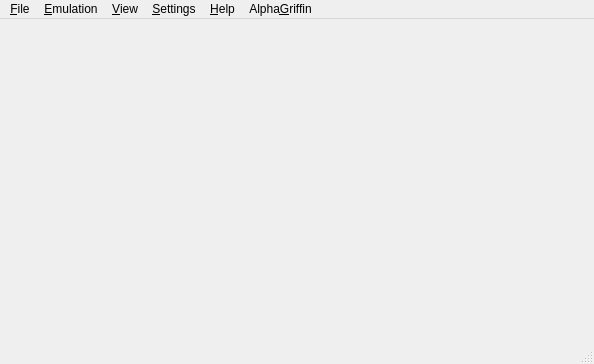
AlphaGriffin/mupen64plus-ui-python, file src/m64py/ui/mainwindow.ui: the form before one commit.
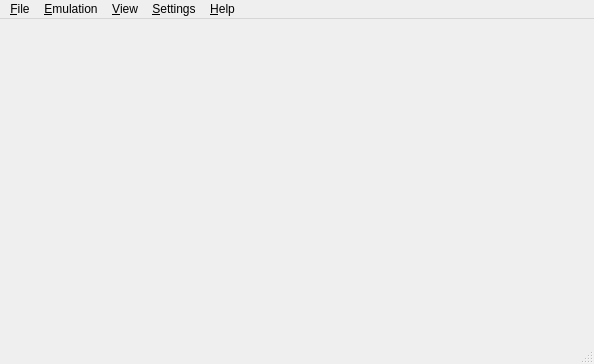
The form after the commit. Icons and pictures are not drawn.

Commit message: move Alpha Griffin windows into a single tabbed window

The edit to the form file:
```diff
--- a/src/m64py/ui/mainwindow.ui
+++ b/src/m64py/ui/mainwindow.ui
@@ -57,7 +57,7 @@
      <x>0</x>
      <y>0</y>
      <width>594</width>
-     <height>19</height>
+     <height>22</height>
     </rect>
    </property>
    <widget class="QMenu" name="menuFile">
@@ -155,24 +155,11 @@
     <addaction name="separator"/>
     <addaction name="actionFullscreen"/>
    </widget>
-   <widget class="QMenu" name="menuAlphaGriffin">
-    <property name="title">
-     <string>Alpha&amp;Griffin</string>
-    </property>
-    <addaction name="actionPad_Graph"/>
-    <addaction name="actionRecording_Console"/>
-    <addaction name="actionProcessing_Console"/>
-    <addaction name="actionTraining_Console"/>
-    <addaction name="actionPlayer_Console"/>
-    <addaction name="separator"/>
-    <addaction name="actionAGAbout"/>
-   </widget>
    <addaction name="menuFile"/>
    <addaction name="menuEmulation"/>
    <addaction name="menuView"/>
    <addaction name="menuSettings"/>
    <addaction name="menuHelp"/>
-   <addaction name="menuAlphaGriffin"/>
   </widget>
   <widget class="QStatusBar" name="statusbar">
    <property name="styleSheet">
```
Left out of the diff: 19 changed lines with no effect on the pictures. The commit also changes 6 other files.
